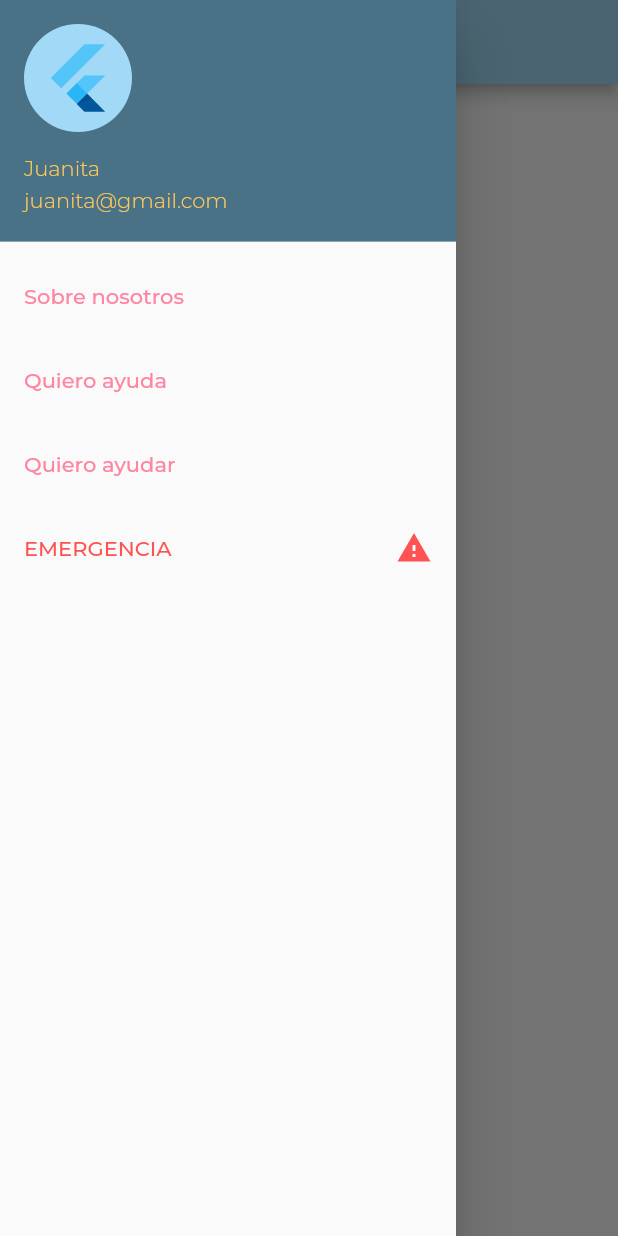
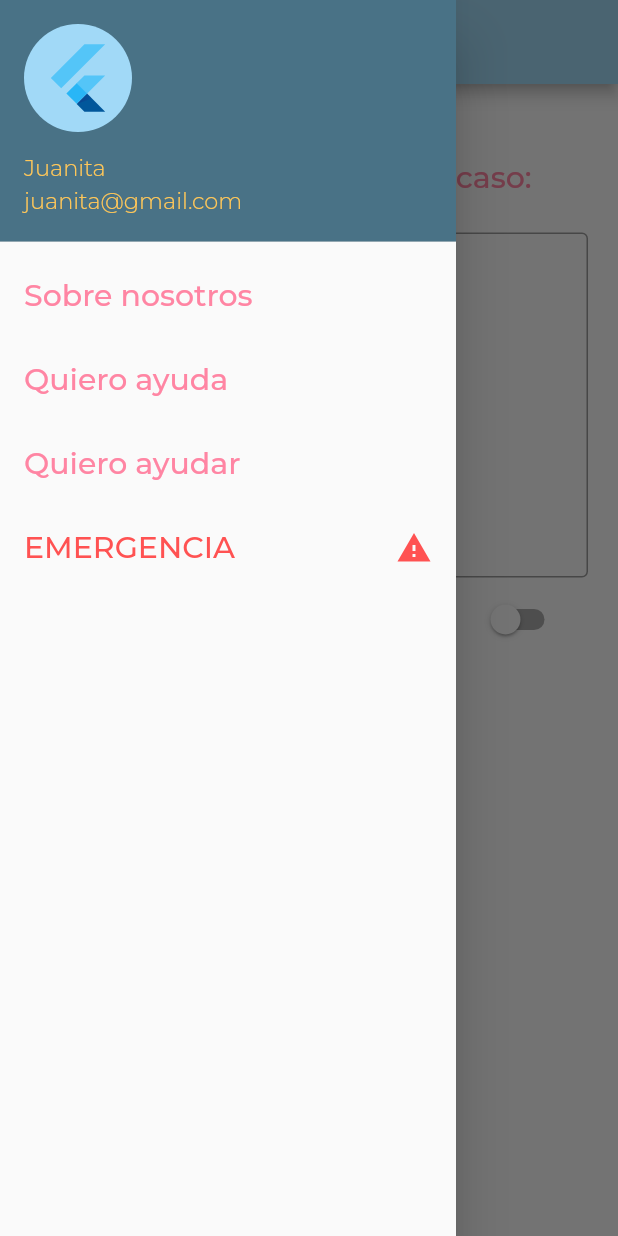
Before and after one commit to sanchezpili6/SafeCampus, a Flutter app: the pedirAyuda screen opened directly, with the side drawer open, on a phone screen of 412 x 824 dp. Run offline on Flutter 3.47's test engine with Material 2 defaults, Android fonts, the phone set to English and light mode, and no system bars; our stand-ins replace google_fonts.

Commit message:
Pedir ayuda listo

```diff
--- a/lib/hamburguesita.dart
+++ b/lib/hamburguesita.dart
@@ -16,6 +16,7 @@ class Hamburguesita extends StatelessWidget{
         style: GoogleFonts.montserrat(
           color: kContraste1,
           fontWeight: FontWeight.w300,
+            fontSize: 15
         ),
       ),
       accountEmail: Text(
@@ -23,6 +24,7 @@ class Hamburguesita extends StatelessWidget{
         style: GoogleFonts.montserrat(
           color: kContraste1,
           fontWeight: FontWeight.w300,
+            fontSize: 15
         ),
       ),
       currentAccountPicture: CircleAvatar(
@@ -44,6 +46,7 @@ class Hamburguesita extends StatelessWidget{
                 style: GoogleFonts.montserrat(
                     color: kContraste2,
                     fontWeight: FontWeight.w500,
+                    fontSize: 20
                 ),
               ),
               onTap: (){
@@ -63,6 +66,7 @@ class Hamburguesita extends StatelessWidget{
                 style: GoogleFonts.montserrat(
                   color: kContraste2,
                   fontWeight: FontWeight.w500,
+                  fontSize: 20
                 ),
               ),
               onTap: (){
@@ -82,6 +86,7 @@ class Hamburguesita extends StatelessWidget{
                   style: GoogleFonts.montserrat(
                   color: kContraste2,
                   fontWeight: FontWeight.w500,
+                  fontSize: 20
               ),
               ),
               onTap: (){
@@ -102,6 +107,7 @@ class Hamburguesita extends StatelessWidget{
                 style: GoogleFonts.montserrat(
                 color: Colors.redAccent,
                 fontWeight: FontWeight.w500,
+                    fontSize: 20
               ),
               ),
               onTap: (){
--- a/lib/main.dart
+++ b/lib/main.dart
@@ -1,5 +1,6 @@
 import 'package:flutter/material.dart';
 import 'package:safecampus/login/firstPage.dart';
+import 'package:safecampus/screens/aboutUs.dart';
 
 
 void main() {
@@ -12,7 +13,7 @@ class MyApp extends StatelessWidget {
     return MaterialApp(
       home: Scaffold(
         body: Container(
-          child: LoginPage(),
+          child: aboutUs(),
         ),
       ),
     );
--- a/lib/screens/pedirAyuda.dart
+++ b/lib/screens/pedirAyuda.dart
@@ -3,8 +3,15 @@ import 'package:safecampus/constants/colors.dart';
 import 'package:flutter/material.dart';
 import 'package:google_fonts/google_fonts.dart';
 import 'package:safecampus/hamburguesita.dart';
+import 'package:safecampus/screens/aboutUs.dart';
 
-class pedirAyuda extends StatelessWidget{
+class pedirAyuda extends StatefulWidget{
+  @override
+  _pedirAyudaState createState() => _pedirAyudaState();
+}
+
+class _pedirAyudaState extends State<pedirAyuda>{
+  bool esAnonima = false;
   @override
   Widget build(BuildContext context) {
       return Scaffold(
@@ -16,6 +23,7 @@ class pedirAyuda extends StatelessWidget{
               style: GoogleFonts.montserrat(
                 color: kTitulos,
                 fontWeight: FontWeight.w500,
+                  fontSize: 25
               ),
             )
         ),
@@ -24,7 +32,57 @@ class pedirAyuda extends StatelessWidget{
             padding: const EdgeInsets.all(20.0),
             child: Column(
               children: [
-
+                SizedBox(height: 30),
+                Text(
+                  'Describe brévemente tu caso: ',
+                  style: GoogleFonts.montserrat(
+                    color: kContraste2,
+                    fontWeight: FontWeight.w500,
+                    fontSize: 20
+                  ),
+                ),
+                SizedBox(height: 25,),
+                TextField(
+                  maxLines: 10,
+                  decoration: InputDecoration(
+                    border: OutlineInputBorder()
+                  ),
+                ),
+                SwitchListTile(
+                  title: Text('Anónima',
+                  style: GoogleFonts.montserrat(color: kTitulos),),
+                    value: esAnonima,
+                    onChanged: (value){
+                      setState(() {
+                        esAnonima = value;
+                        print(esAnonima);
+                      });
+                    }
+                ),
+                RaisedButton(
+                    color: Colors.white,
+                    shape: RoundedRectangleBorder(
+                      borderRadius: BorderRadius.circular(50.0),
+                    ),
+                    padding: EdgeInsets.all(20),
+                    child: Text(
+                      'Enviar',
+                      style: TextStyle(
+                        fontSize: 16,
+                      ),
+                    ),
+                    onPressed: () {
+                      Navigator.push(
+                          context,
+                          MaterialPageRoute(
+                              builder:
+                                  (context) {
+                                return aboutUs();
+                              }
+                          )
+                      );
+                    }
+                )
               ],
             ),
           ),
```
Also changed, not shown: lib/screens/aboutUs.dart (+21 -13 lines). Lines whose indentation alone changed are shown as unchanged.
